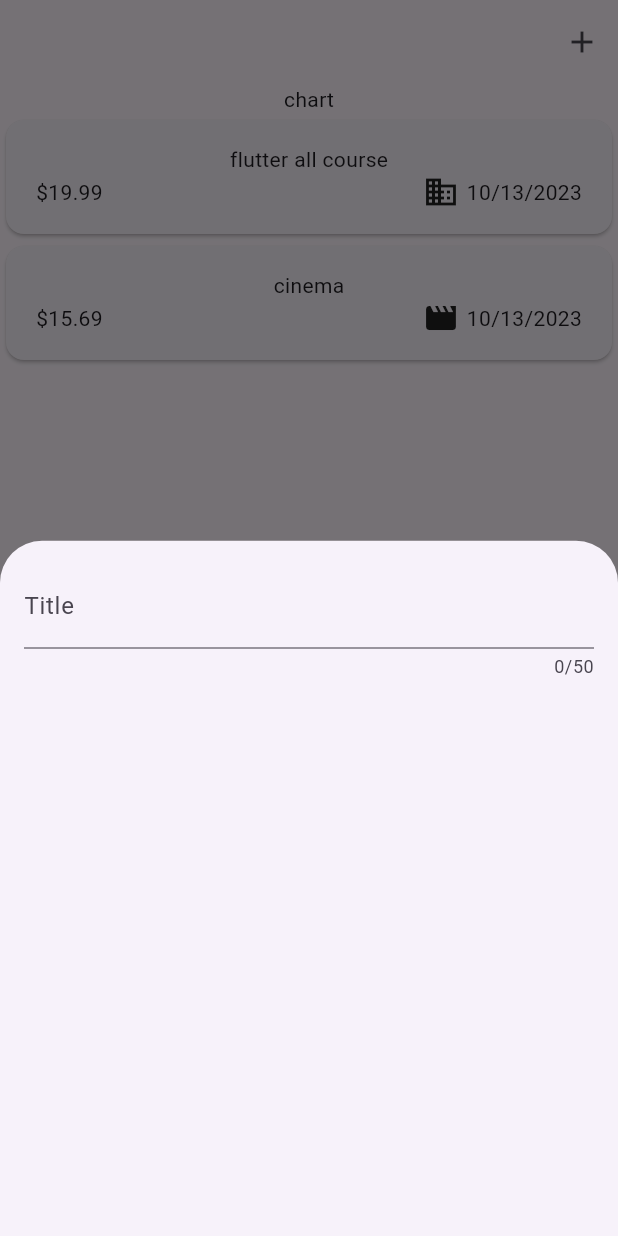
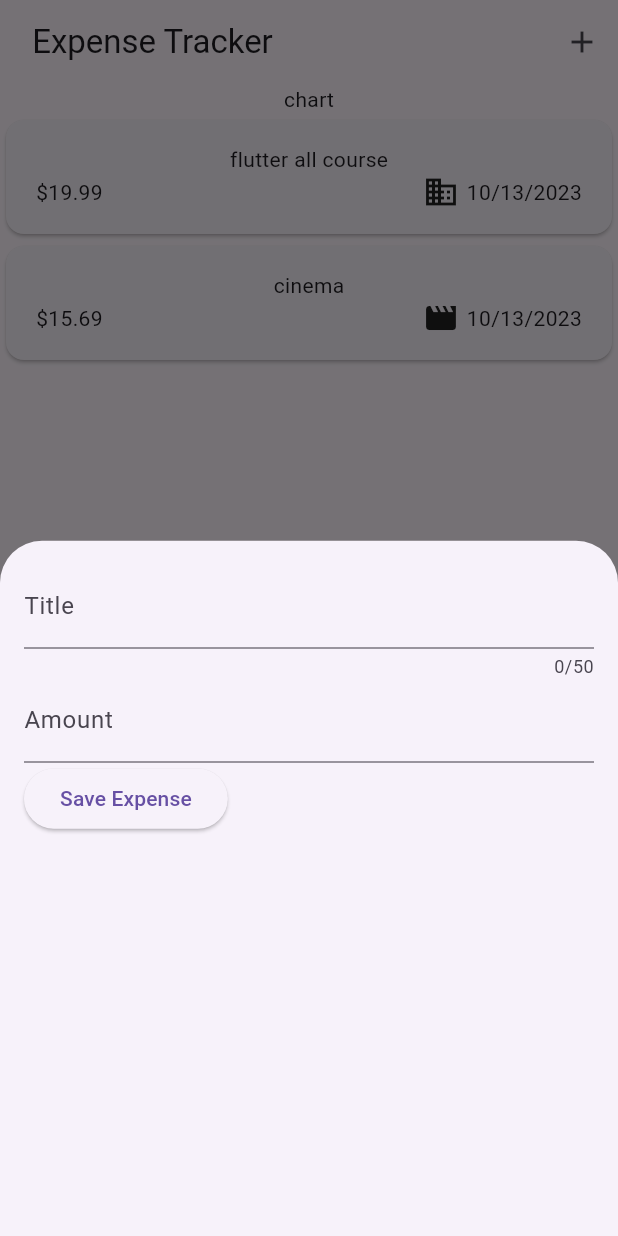
Before and after one commit to akhleshtiwari/expense, a Flutter app: the screen it shows after launch, after a tap on the "add" icon, on a phone screen of 412 x 824 dp. Run offline on Flutter 3.47's test engine with Material 2 defaults, Android fonts, the phone set to English and light mode, and no system bars.

Commit message:
input field done

```diff
--- a/lib/widget/expenses.dart
+++ b/lib/widget/expenses.dart
@@ -34,13 +34,15 @@ class _ExpensesState extends State<Expenses> {
   Widget build(BuildContext context) {
     return Scaffold(
       appBar: AppBar(
+        title: const Text(" Expense Tracker"),
         actions: [
-          IconButton(onPressed: _openaddexpenseOverlay, icon: Icon(Icons.add))
+          IconButton(
+              onPressed: _openaddexpenseOverlay, icon: const Icon(Icons.add))
         ],
       ),
       body: Column(
         children: [
-          Text('chart'),
+          const Text('chart'),
           Expanded(child: ExpensesList(expenses: _registeredExpenses))
         ],
       ),
--- a/lib/widget/new_expense.dart
+++ b/lib/widget/new_expense.dart
@@ -8,15 +8,42 @@ class NewExpense extends StatefulWidget {
 }
 
 class _NewExpenseState extends State<NewExpense> {
+  final _titleController = TextEditingController();
+  final _amountController = TextEditingController();
+
+  @override
+  void dispose() {
+    _titleController.dispose();
+    _amountController.dispose();
+    super.dispose();
+  }
+
   @override
   Widget build(BuildContext context) {
-    return const Padding(
-      padding: EdgeInsets.all(16),
+    return Padding(
+      padding: const EdgeInsets.all(16),
       child: Column(
         children: [
           TextField(
+            controller: _titleController,
             maxLength: 50,
-            decoration: InputDecoration(label: Text('Title')),
+            decoration: const InputDecoration(label: Text('Title')),
+          ),
+          TextField(
+            controller: _amountController,
+            keyboardType: TextInputType.number,
+            decoration: const InputDecoration(label: Text('Amount')),
+          ),
+          Row(
+            children: [
+              ElevatedButton(
+                onPressed: () {
+                  print(_titleController.text);
+                  print(_amountController.text);
+                },
+                child: const Text("Save Expense"),
+              ),
+            ],
           )
         ],
       ),
```
Also changed, not shown: 6 other files.
